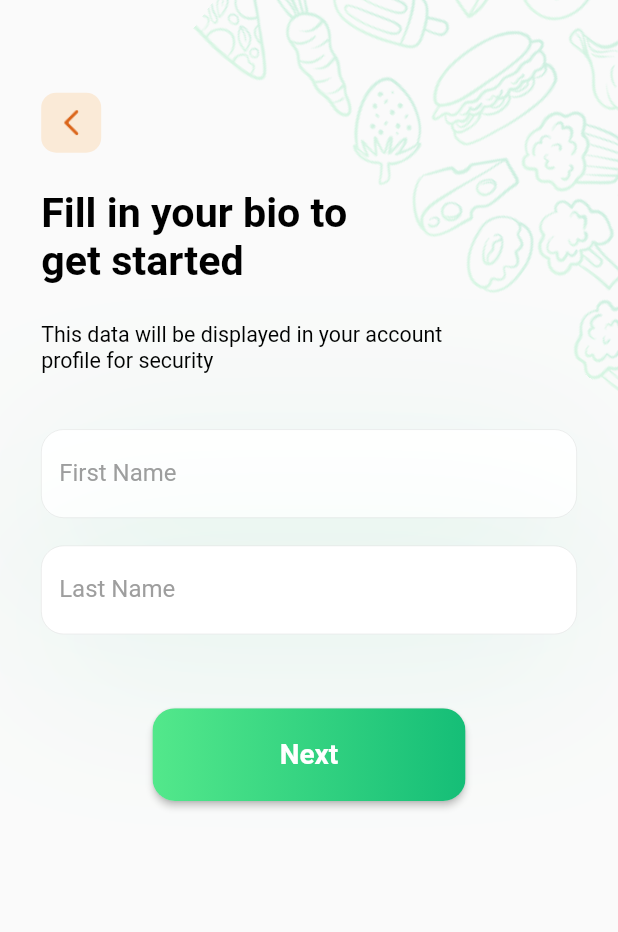
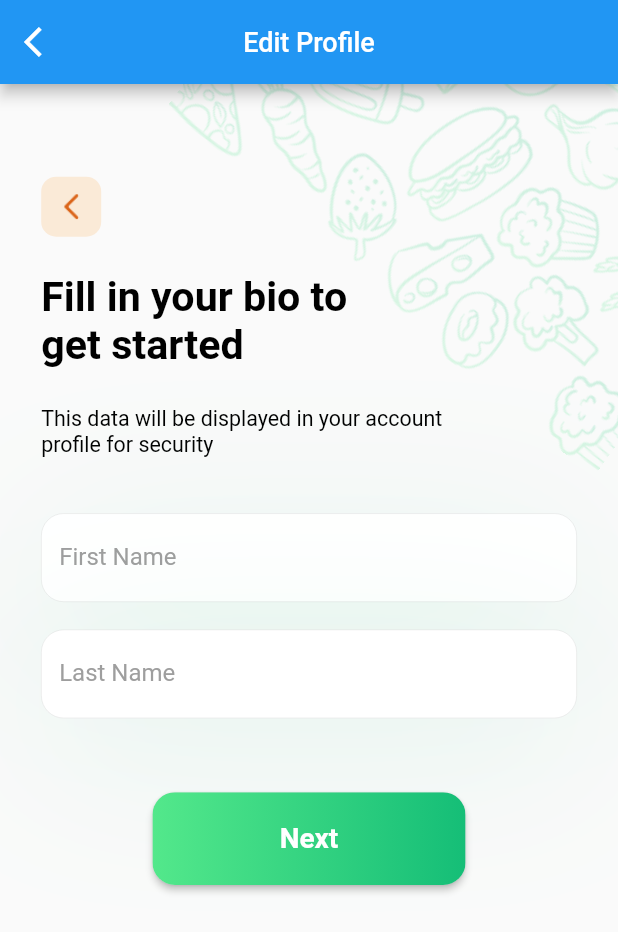
Before and after one commit to avishka2k/food_app, a Flutter app: the setBio screen opened directly, on a phone screen of 412 x 824 dp. Shown: the top 932 px of the screen. Run offline on Flutter 3.47's test engine with Material 2 defaults, Android fonts, the phone set to English and light mode, and no system bars; our stand-ins replace cloud_firestore, country_picker, device_preview, email_validator, firebase_auth, firebase_core and 5 more; missing offline and left inert: dart:html, firebasefirst; accounts and stored records are empty.

Commit message:
Added appbar components

```diff
--- a/lib/screens/setBio.dart
+++ b/lib/screens/setBio.dart
@@ -4,6 +4,7 @@ import 'package:flutter/material.dart';
 import 'package:flutter_screenutil/flutter_screenutil.dart';
 import 'package:food_app/widget/primarybtn.dart';
 import 'package:hexcolor/hexcolor.dart';
+import 'package:food_app/widget/appbar.dart'
 
 class setBio extends StatefulWidget {
   const setBio({Key? key}) : super(key: key);
@@ -20,6 +21,7 @@ class _setBioState extends State<setBio> {
   @override
   Widget build(BuildContext context) {
     return Scaffold(
+      appBar: const AppBarWithBack(title: 'Edit Profile'),
       body: Stack(
         children: [
           Transform.translate(
--- /dev/null
+++ b/lib/widget/appbar.dart
@@ -0,0 +1,31 @@
+import 'package:flutter/material.dart';
+
+class AppBarWithBack extends StatelessWidget implements PreferredSizeWidget {
+  final String title;
+
+  const AppBarWithBack({super.key, required this.title});
+
+  @override
+  Size get preferredSize => const Size.fromHeight(kToolbarHeight);
+
+  @override
+  Widget build(BuildContext context) {
+    return AppBar(
+      leading: IconButton(
+        icon: const Icon(
+          Icons.arrow_back_ios,
+        ),
+        onPressed: () {
+          Navigator.pop(context);
+        },
+      ),
+      title: Text(
+        title,
+        style: const TextStyle(
+          fontSize: 18,
+        ),
+      ),
+      centerTitle: true,
+    );
+  }
+}
```
Also changed, not shown: lib/widget/temp.dart (+0 -11 lines).
